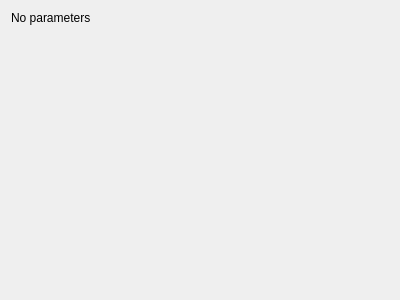
Qt form mandelbulber2/qt_data/fractal_makin3d2.ui (buddhi1980/mandelbulber2) before a commit.
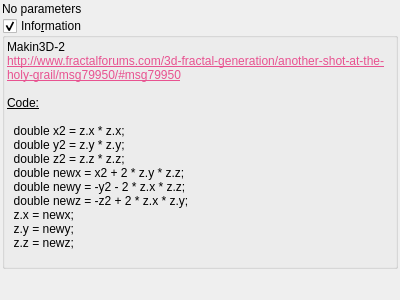
The same form after that commit. Custom widgets are drawn as their Qt base class.

Commit message: Added information box to several fractals.

```diff
--- a/mandelbulber2/qt_data/fractal_makin3d2.ui
+++ b/mandelbulber2/qt_data/fractal_makin3d2.ui
@@ -14,6 +14,21 @@
    <string>Form</string>
   </property>
   <layout class="QVBoxLayout" name="verticalLayout">
+   <property name="spacing">
+    <number>2</number>
+   </property>
+   <property name="leftMargin">
+    <number>2</number>
+   </property>
+   <property name="topMargin">
+    <number>2</number>
+   </property>
+   <property name="rightMargin">
+    <number>2</number>
+   </property>
+   <property name="bottomMargin">
+    <number>2</number>
+   </property>
    <item>
     <widget class="QLabel" name="label">
      <property name="text">
@@ -21,6 +36,70 @@
      </property>
     </widget>
    </item>
+   <item>
+    <widget class="MyGroupBox" name="groupCheck_info">
+     <property name="title">
+      <string>Info&amp;rmation</string>
+     </property>
+     <property name="flat">
+      <bool>false</bool>
+     </property>
+     <property name="checkable">
+      <bool>true</bool>
+     </property>
+     <layout class="QVBoxLayout" name="verticalLayout_2">
+      <property name="spacing">
+       <number>2</number>
+      </property>
+      <property name="leftMargin">
+       <number>2</number>
+      </property>
+      <property name="topMargin">
+       <number>2</number>
+      </property>
+      <property name="rightMargin">
+       <number>2</number>
+      </property>
+      <property name="bottomMargin">
+       <number>2</number>
+      </property>
+      <item>
+       <widget class="QLabel" name="label_4">
+        <property name="text">
+         <string>&lt;!DOCTYPE HTML PUBLIC &quot;-//W3C//DTD HTML 4.0//EN&quot; &quot;http://www.w3.org/TR/REC-html40/strict.dtd&quot;&gt;
+&lt;html&gt;&lt;head&gt;&lt;meta name=&quot;qrichtext&quot; content=&quot;1&quot; /&gt;&lt;style type=&quot;text/css&quot;&gt;
+p, li { white-space: pre-wrap; }
+&lt;/style&gt;&lt;/head&gt;&lt;body&gt;
+&lt;p style=&quot; margin-top:0px; margin-bottom:0px; margin-left:0px; margin-right:0px; -qt-block-indent:0; text-indent:0px;&quot;&gt;Makin3D-2&lt;/p&gt;
+&lt;p style=&quot; margin-top:0px; margin-bottom:0px; margin-left:0px; margin-right:0px; -qt-block-indent:0; text-indent:0px;&quot;&gt;&lt;a href=&quot;http://www.fractalforums.com/3d-fractal-generation/another-shot-at-the-holy-grail/msg79950/#msg79950&quot;&gt;&lt;span style=&quot; text-decoration: underline; color:#e85290;&quot;&gt;http://www.fractalforums.com/3d-fractal-generation/another-shot-at-the-holy-grail/msg79950/#msg79950&lt;/span&gt;&lt;/a&gt;&lt;/p&gt;
+&lt;p style=&quot;-qt-paragraph-type:empty; margin-top:0px; margin-bottom:0px; margin-left:0px; margin-right:0px; -qt-block-indent:0; text-indent:0px;&quot;&gt;&lt;br /&gt;&lt;/p&gt;
+&lt;p style=&quot; margin-top:0px; margin-bottom:0px; margin-left:0px; margin-right:0px; -qt-block-indent:0; text-indent:0px;&quot;&gt;&lt;span style=&quot; text-decoration: underline;&quot;&gt;Code:&lt;/span&gt;&lt;/p&gt;
+&lt;p style=&quot;-qt-paragraph-type:empty; margin-top:0px; margin-bottom:0px; margin-left:0px; margin-right:0px; -qt-block-indent:0; text-indent:0px; text-decoration: underline;&quot;&gt;&lt;br /&gt;&lt;/p&gt;
+&lt;p style=&quot; margin-top:0px; margin-bottom:0px; margin-left:0px; margin-right:0px; -qt-block-indent:0; text-indent:0px;&quot;&gt;  double x2 = z.x * z.x;&lt;/p&gt;
+&lt;p style=&quot; margin-top:0px; margin-bottom:0px; margin-left:0px; margin-right:0px; -qt-block-indent:0; text-indent:0px;&quot;&gt;  double y2 = z.y * z.y;&lt;/p&gt;
+&lt;p style=&quot; margin-top:0px; margin-bottom:0px; margin-left:0px; margin-right:0px; -qt-block-indent:0; text-indent:0px;&quot;&gt;  double z2 = z.z * z.z;&lt;/p&gt;
+&lt;p style=&quot; margin-top:0px; margin-bottom:0px; margin-left:0px; margin-right:0px; -qt-block-indent:0; text-indent:0px;&quot;&gt;  double newx = x2 + 2 * z.y * z.z;&lt;/p&gt;
+&lt;p style=&quot; margin-top:0px; margin-bottom:0px; margin-left:0px; margin-right:0px; -qt-block-indent:0; text-indent:0px;&quot;&gt;  double newy = -y2 - 2 * z.x * z.z;&lt;/p&gt;
+&lt;p style=&quot; margin-top:0px; margin-bottom:0px; margin-left:0px; margin-right:0px; -qt-block-indent:0; text-indent:0px;&quot;&gt;  double newz = -z2 + 2 * z.x * z.y;&lt;/p&gt;
+&lt;p style=&quot; margin-top:0px; margin-bottom:0px; margin-left:0px; margin-right:0px; -qt-block-indent:0; text-indent:0px;&quot;&gt;  z.x = newx;&lt;/p&gt;
+&lt;p style=&quot; margin-top:0px; margin-bottom:0px; margin-left:0px; margin-right:0px; -qt-block-indent:0; text-indent:0px;&quot;&gt;  z.y = newy;&lt;/p&gt;
+&lt;p style=&quot; margin-top:0px; margin-bottom:0px; margin-left:0px; margin-right:0px; -qt-block-indent:0; text-indent:0px;&quot;&gt;  z.z = newz;&lt;/p&gt;
+&lt;p style=&quot;-qt-paragraph-type:empty; margin-top:0px; margin-bottom:0px; margin-left:0px; margin-right:0px; -qt-block-indent:0; text-indent:0px;&quot;&gt;&lt;br /&gt;&lt;/p&gt;&lt;/body&gt;&lt;/html&gt;</string>
+        </property>
+        <property name="wordWrap">
+         <bool>true</bool>
+        </property>
+        <property name="openExternalLinks">
+         <bool>true</bool>
+        </property>
+        <property name="textInteractionFlags">
+         <set>Qt::LinksAccessibleByMouse|Qt::TextSelectableByMouse</set>
+        </property>
+       </widget>
+      </item>
+     </layout>
+    </widget>
+   </item>
    <item>
     <spacer name="verticalSpacer">
      <property name="orientation">
@@ -36,6 +115,14 @@
    </item>
   </layout>
  </widget>
+ <customwidgets>
+  <customwidget>
+   <class>MyGroupBox</class>
+   <extends>QGroupBox</extends>
+   <header>mygroupbox.h</header>
+   <container>1</container>
+  </customwidget>
+ </customwidgets>
  <resources/>
  <connections/>
 </ui>
```
The commit also changes 6 other files.
